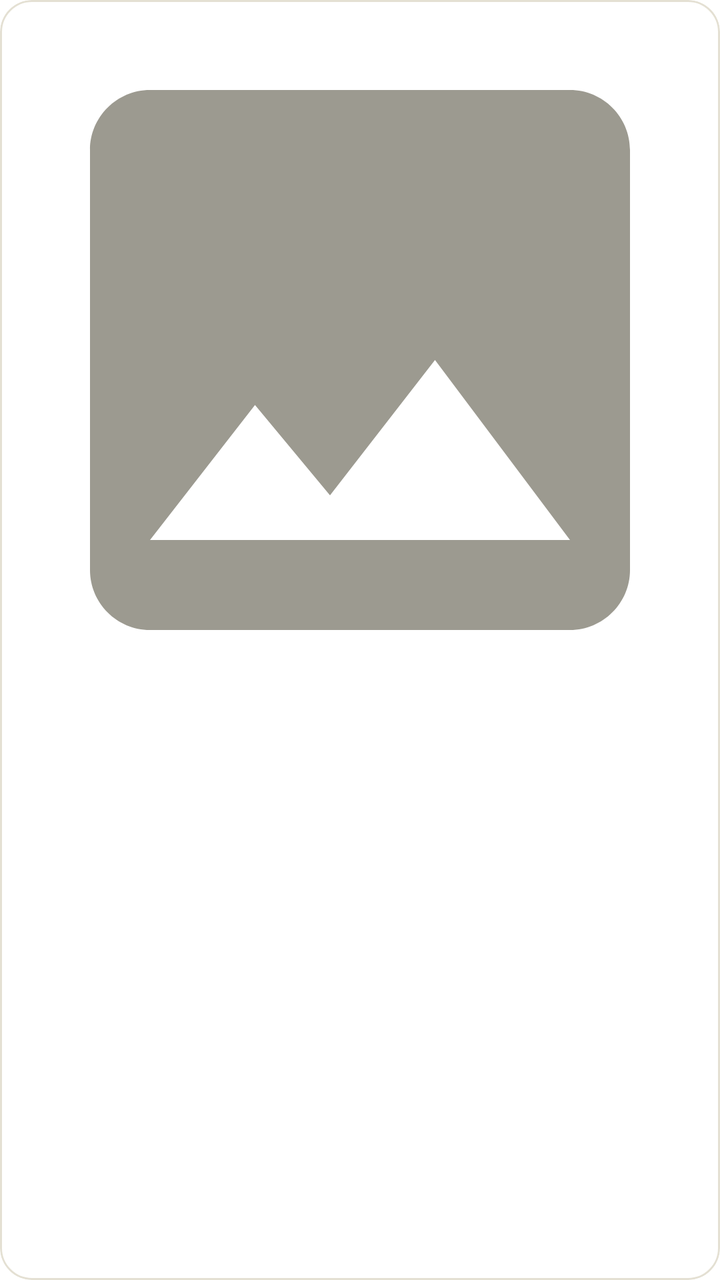
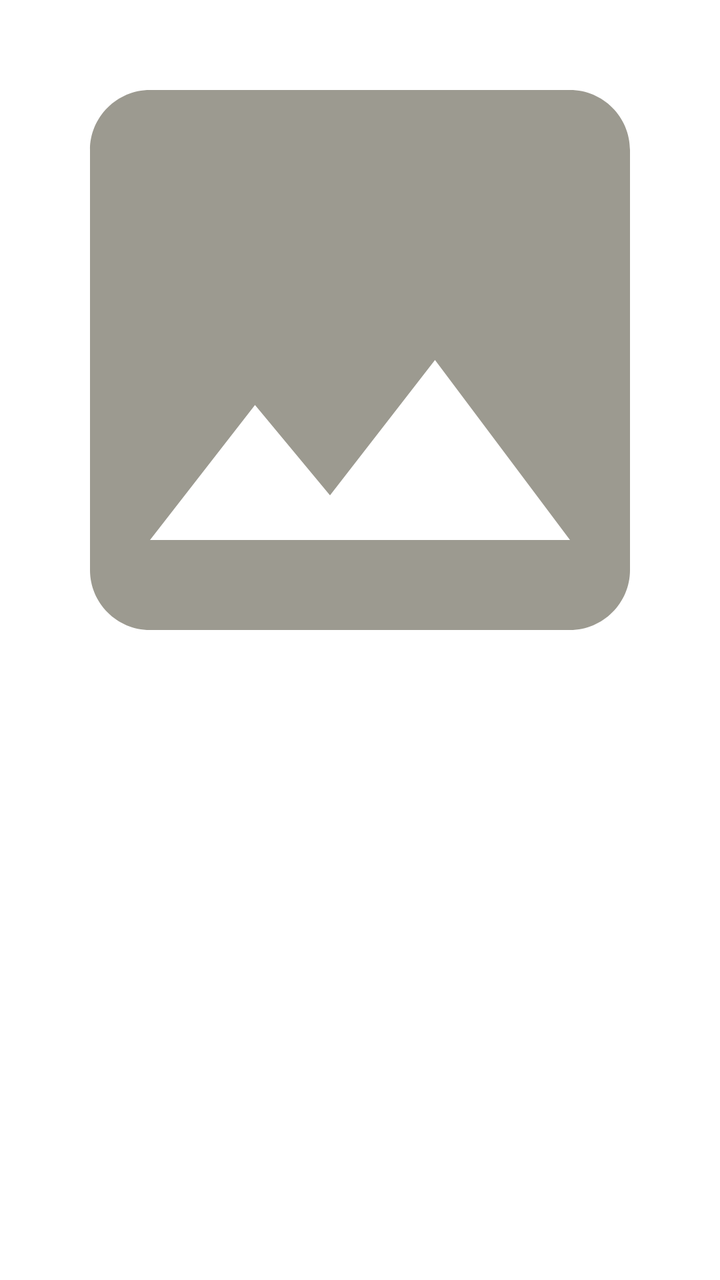

Before-and-after screenshots of an Android layout around one commit, followed by the original layout XML and the change that was made.
<!-- AndroidManifest.xml: application theme Theme.Oreshik -->
<!-- res/layout/item_image_preview.xml -->
<?xml version="1.0" encoding="utf-8"?>

<com.google.android.material.card.MaterialCardView
    xmlns:android="http://schemas.android.com/apk/res/android"
    xmlns:app="http://schemas.android.com/apk/res-auto"
    android:layout_width="match_parent"
    android:layout_height="wrap_content"
    android:layout_marginTop="4dp"
    app:cardBackgroundColor="@color/bg_card"
    app:cardCornerRadius="16dp"
    app:cardElevation="0dp"
    app:strokeColor="@color/divider"
    app:strokeWidth="1dp">

    <ImageView
        android:id="@+id/ivImagePreview"
        android:layout_width="match_parent"
        android:layout_height="wrap_content"
        android:adjustViewBounds="true"
        android:maxHeight="420dp"
        android:scaleType="fitCenter"
        android:contentDescription="@string/image_preview"
        android:src="@drawable/ic_image_placeholder" />

</com.google.android.material.card.MaterialCardView>
<!-- resources referenced by this layout -->
<resources>
  <color name="bg_card">#FFFFFF</color>
  <color name="divider">#E4E0D3</color>
  <!-- drawable ic_image_placeholder (drawable) -->
  <?xml version="1.0" encoding="utf-8"?>
  
  <vector xmlns:android="http://schemas.android.com/apk/res/android"
      android:width="24dp"
      android:height="24dp"
      android:viewportWidth="24"
      android:viewportHeight="24">
      <path
          android:fillColor="@color/text_tertiary"
          android:pathData="M21,19V5c0,-1.1 -0.9,-2 -2,-2H5c-1.1,0 -2,0.9 -2,2v14c0,1.1 0.9,2 2,2h14c1.1,0 2,-0.9 2,-2zM8.5,13.5l2.5,3.01L14.5,12l4.5,6H5l3.5,-4.5z" />
  </vector>
  <string name="image_preview">Image preview</string>
  <style name="Theme.Oreshik" parent="Theme.MaterialComponents.DayNight.NoActionBar">
          
          <item name="colorPrimary">@color/colorPrimary</item>
          <item name="colorPrimaryVariant">@color/colorPrimaryVariant</item>
          <item name="colorOnPrimary">@color/colorOnPrimary</item>
          <item name="colorAccent">@color/colorAccent</item>
          <item name="colorSurface">@color/colorSurface</item>
          <item name="colorOnSurface">@color/colorOnSurface</item>
          <item name="bottomSheetDialogTheme">@style/ThemeOverlay.Oreshik.BottomSheetDialog</item>
          <item name="materialCardViewStyle">@style/Widget.Oreshik.CardView</item>
          
          <item name="android:colorBackground">@color/colorBackground</item>
          <item name="android:textColorPrimary">@color/colorOnBackground</item>
          <item name="android:textColorSecondary">@color/text_secondary</item>
          <item name="android:windowBackground">@color/colorBackground</item>
          
          <item name="android:statusBarColor">@color/bg_root</item>
          <item name="android:windowLightStatusBar">true</item>
          <item name="android:navigationBarColor">@color/bg_root</item>
          <item name="android:windowAnimationStyle">@style/AppWindowAnimation</item>
      </style>
  <color name="text_tertiary">#9C9A90</color>
  <color name="colorPrimary">@color/brand_500</color>
  <color name="colorPrimaryVariant">@color/brand_600</color>
  <color name="colorOnPrimary">#002025</color>
  <color name="colorAccent">@color/brand_500</color>
  <color name="colorSurface">@color/bg_card</color>
  <color name="colorOnSurface">@color/text_primary</color>
  <style name="ThemeOverlay.Oreshik.BottomSheetDialog" parent="ThemeOverlay.MaterialComponents.BottomSheetDialog">
          <item name="android:windowBackground">@android:color/transparent</item>
          <item name="android:colorBackgroundFloating">@android:color/transparent</item>
          <item name="bottomSheetStyle">@style/Widget.Oreshik.BottomSheet.Modal</item>
      </style>
  <style name="Widget.Oreshik.CardView" parent="Widget.MaterialComponents.CardView">
          <item name="cardElevation">0dp</item>
          <item name="cardMaxElevation">0dp</item>
          <item name="strokeWidth">0dp</item>
      </style>
  <color name="colorBackground">@color/bg_root</color>
  <color name="colorOnBackground">@color/text_primary</color>
  <color name="text_secondary">#6B6963</color>
  <color name="bg_root">#FFFFFF</color>
  <style name="AppWindowAnimation">
          <item name="android:activityOpenEnterAnimation">@anim/activity_open_enter</item>
          <item name="android:activityOpenExitAnimation">@anim/activity_open_exit</item>
          <item name="android:activityCloseEnterAnimation">@anim/activity_close_enter</item>
          <item name="android:activityCloseExitAnimation">@anim/activity_close_exit</item>
      </style>
  <color name="brand_500">#00B8D4</color>
  <color name="brand_600">#00838F</color>
  <color name="text_primary">#2B2A27</color>
  <style name="Widget.Oreshik.BottomSheet.Modal" parent="Widget.MaterialComponents.BottomSheet.Modal">
          <item name="android:background">@android:color/transparent</item>
          <item name="backgroundTint">@android:color/transparent</item>
      </style>
</resources>

<!-- the commit's change to res/layout/item_image_preview.xml (unified diff, before → after) -->
@@ -8,8 +8,6 @@
     android:layout_marginTop="4dp"
     app:cardBackgroundColor="@color/bg_card"
     app:cardCornerRadius="16dp"
-    app:cardElevation="0dp"
-    app:strokeColor="@color/divider"
     app:strokeWidth="1dp">
 
     <ImageView
<!-- resource entries referenced after the edit -->
@@ -1,7 +1,6 @@
 <!-- resources referenced by this layout -->
 <resources>
   <color name="bg_card">#FFFFFF</color>
-  <color name="divider">#E4E0D3</color>
   <!-- drawable ic_image_placeholder (drawable) -->
   <?xml version="1.0" encoding="utf-8"?>
   
